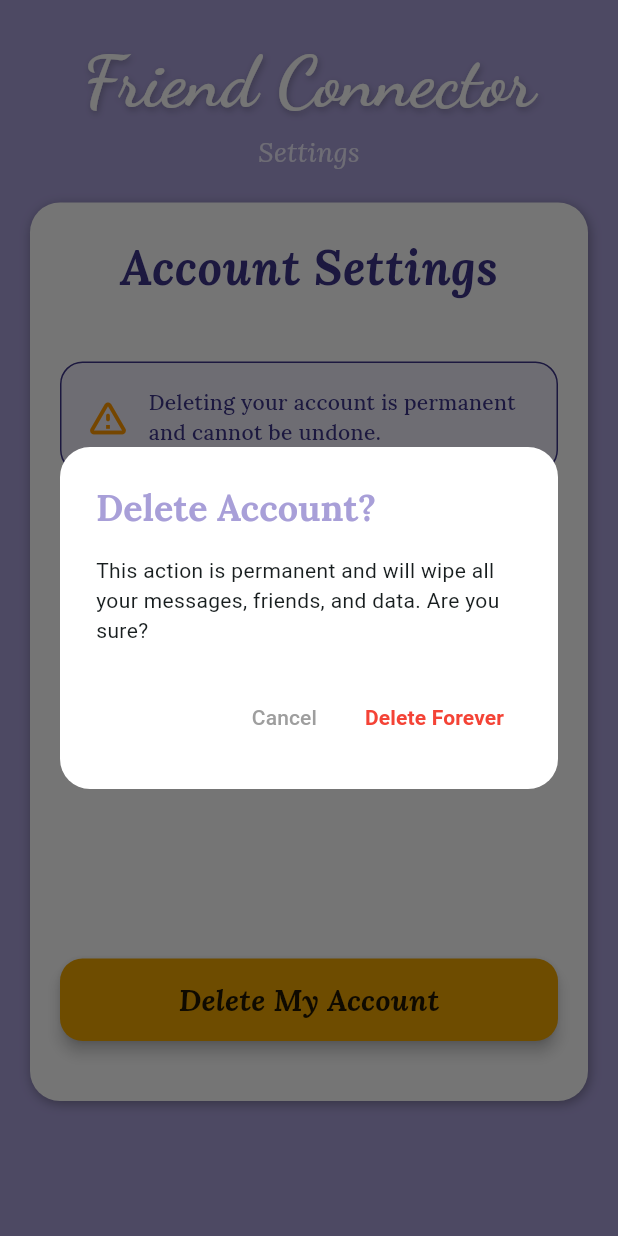
After one commit to burnstravis/mern-temp, a Flutter app: the SettingsPage screen opened directly, after a tap on "Delete My Account", on a phone screen of 412 x 824 dp. The commit adds this screen. Run offline on Flutter 3.47's test engine with Material 3 defaults, Android fonts, the phone set to English and light mode, and no system bars; our stand-ins replace flutter_secure_storage, google_fonts, socket_io_client; accounts and stored records are empty.

Commit message:
Delete account web/mobile page

```diff
--- /dev/null
+++ b/frontend-mobile/mobile/lib/screens/settings_page.dart
@@ -0,0 +1,195 @@
+import 'package:flutter/material.dart';
+import 'package:google_fonts/google_fonts.dart';
+import '../services/api_service.dart';
+import '../services/token_manager.dart';
+
+class SettingsPage extends StatefulWidget {
+  const SettingsPage({super.key});
+
+  @override
+  State<SettingsPage> createState() => _SettingsPageState();
+}
+
+class _SettingsPageState extends State<SettingsPage> {
+  String _errorMessage = "";
+  bool _isDeleting = false;
+
+  // Colors pulled from your MessagesPage for consistency
+  static const Color backgroundPurple = Color(0xFFA89FD8);
+  static const Color deleteButtonBg = Color(0xFFF0A500); // Using your "Find" button gold
+  static const Color cardBg = Color(0xFFAFA9EC);
+  static const Color figmaBlue = Color(0xFF3C3489);
+
+
+  Future<void> _handleDeleteAccount() async {
+    // Show custom themed confirmation dialog
+    bool? confirm = await showDialog<bool>(
+      context: context,
+      builder: (context) => AlertDialog(
+        backgroundColor: Colors.white,
+        shape: RoundedRectangleBorder(borderRadius: BorderRadius.circular(20)),
+        title: Text(
+          "Delete Account?",
+          style: GoogleFonts.lora(fontWeight: FontWeight.bold, color: backgroundPurple),
+        ),
+        content: const Text(
+            "This action is permanent and will wipe all your messages, friends, and data. Are you sure?"),
+        actions: [
+          TextButton(
+            onPressed: () => Navigator.pop(context, false),
+            child: const Text("Cancel", style: TextStyle(color: Colors.grey)),
+          ),
+          TextButton(
+            onPressed: () => Navigator.pop(context, true),
+            child: const Text("Delete Forever", style: TextStyle(color: Colors.red, fontWeight: FontWeight.bold)),
+          ),
+        ],
+      ),
+    );
+
+    if (confirm != true) return;
+
+    setState(() {
+      _isDeleting = true;
+      _errorMessage = "";
+    });
+
+    final result = await ApiService.deleteAccount();
+
+    if (mounted) {
+      if (result.containsKey('error') && result['error'].isNotEmpty) {
+        setState(() {
+          _isDeleting = false;
+          _errorMessage = result['error'];
+        });
+      } else {
+        // Clear local session
+        await TokenManager.clearToken();
+        // Redirect to login/landing and clear navigation stack
+        Navigator.pushNamedAndRemoveUntil(context, '/', (route) => false);
+      }
+    }
+  }
+
+  @override
+  Widget build(BuildContext context) {
+    return Scaffold(
+      backgroundColor: backgroundPurple,
+      body: SafeArea(
+        child: Column(
+          children: [
+            const SizedBox(height: 20),
+            // App Title matching MessagesPage
+            Text(
+              "Friend Connector",
+              style: GoogleFonts.dancingScript(
+                fontSize: 48,
+                fontWeight: FontWeight.bold,
+                color: Colors.white,
+                shadows: [const Shadow(color: Colors.black26, offset: Offset(1, 2), blurRadius: 6)],
+              ),
+            ),
+            Text(
+              "Settings",
+              style: GoogleFonts.lora(
+                fontSize: 18,
+                fontStyle: FontStyle.italic,
+                color: const Color(0xFFF0EDFF),
+              ),
+            ),
+            const SizedBox(height: 20),
+            Expanded(
+              child: Container(
+                margin: const EdgeInsets.symmetric(horizontal: 20),
+                padding: const EdgeInsets.all(20),
+                width: double.infinity,
+                decoration: BoxDecoration(
+                  color: Colors.white,
+                  borderRadius: BorderRadius.circular(20),
+                  boxShadow: [
+                    BoxShadow(color: Colors.black.withOpacity(0.3), blurRadius: 6, offset: const Offset(1, 2))
+                  ],
+                ),
+                child: Column(
+                  children: [
+                    Text(
+                      "Account Settings",
+                      style: GoogleFonts.lora(
+                        fontSize: 32,
+                        fontStyle: FontStyle.italic,
+                        fontWeight: FontWeight.bold,
+                        color: figmaBlue,
+                      ),
+                    ),
+                    const SizedBox(height: 40),
+
+                    // Warning Text Card
+                    Container(
+                      padding: const EdgeInsets.all(16),
+                      decoration: BoxDecoration(
+                        color: cardBg.withOpacity(0.2),
+                        borderRadius: BorderRadius.circular(15),
+                        border: Border.all(color: figmaBlue),
+                      ),
+                      child: Row(
+                        children: [
+                          const Icon(Icons.warning_amber_rounded, color: Colors.orange, size: 30),
+                          const SizedBox(width: 12),
+                          Expanded(
+                            child: Text(
+                              "Deleting your account is permanent and cannot be undone.",
+                              style: GoogleFonts.lora(
+                                fontSize: 14,
+                                color: figmaBlue,
+                                fontWeight: FontWeight.w500,
+                              ),
+                            ),
+                          ),
+                        ],
+                      ),
+                    ),
+
+                    const Spacer(),
+
+                    if (_errorMessage.isNotEmpty)
+                      Padding(
+                        padding: const EdgeInsets.only(bottom: 10),
+                        child: Text(_errorMessage, style: const TextStyle(color: Colors.red)),
+                      ),
+
+                    // Delete Button styled like your "Find" button
+                    SizedBox(
+                      width: double.infinity,
+                      height: 55,
+                      child: ElevatedButton(
+                        onPressed: _isDeleting ? null : _handleDeleteAccount,
+                        style: ElevatedButton.styleFrom(
+                          backgroundColor: deleteButtonBg,
+                          shape: RoundedRectangleBorder(borderRadius: BorderRadius.circular(15)),
+                          elevation: 4,
+                        ),
+                        child: _isDeleting
+                            ? const CircularProgressIndicator(color: backgroundPurple)
+                            : Text(
+                          "Delete My Account",
+                          style: GoogleFonts.lora(
+                            fontSize: 20,
+                            fontWeight: FontWeight.bold,
+                            fontStyle: FontStyle.italic,
+                            color: Colors.black87,
+                          ),
+                        ),
+                      ),
+                    ),
+                    const SizedBox(height: 20),
+                  ],
+                ),
+              ),
+            ),
+            const SizedBox(height: 90), // Bottom nav padding
+          ],
+        ),
+      ),
+    );
+  }
+}
--- a/frontend-mobile/mobile/lib/services/api_service.dart
+++ b/frontend-mobile/mobile/lib/services/api_service.dart
@@ -573,4 +573,31 @@ class ApiService {
       }
     }
 
+  static Future<Map<String, dynamic>> deleteAccount() async {
+    try {
+      final token = await TokenManager.getToken();
+      if (token == null) return {'error': 'No token provided.'};
+
+      final response = await http.delete(
+        Uri.parse('$_baseUrl/users/me'),
+        headers: {
+          'Content-Type': 'application/json',
+          'Authorization': 'Bearer $token',
+        },
+      );
+
+      final Map<String, dynamic> data = jsonDecode(response.body);
+
+      await _updateSession(data);
+
+      if (response.statusCode == 200) {
+        return data;
+      } else {
+        return {'error': data['error'] ?? 'Failed to delete account'};
+      }
+    } catch (e) {
+      return {'error': 'Connection failed: $e'};
+    }
+  }
+
 }
```
Also changed, not shown: frontend-mobile/mobile/lib/screens/home_page.dart (+18 -5 lines), 5 other files.
